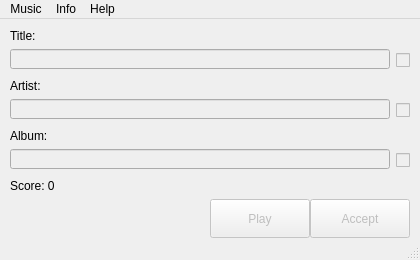
Qt form res/musec.ui (Mystler/Musec) before a commit.
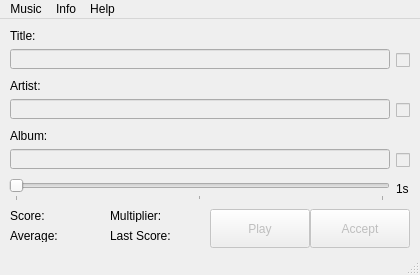
The same form after that commit. Icons and pictures are not drawn.

Commit message: Add difficulty level and multipliers

Diff of the .ui file:
```diff
--- a/res/musec.ui
+++ b/res/musec.ui
@@ -7,7 +7,7 @@
     <x>0</x>
     <y>0</y>
     <width>420</width>
-    <height>260</height>
+    <height>275</height>
    </rect>
   </property>
   <property name="sizePolicy">
@@ -22,12 +22,6 @@
     <height>260</height>
    </size>
   </property>
-  <property name="maximumSize">
-   <size>
-    <width>420</width>
-    <height>260</height>
-   </size>
-  </property>
   <property name="focusPolicy">
    <enum>Qt::NoFocus</enum>
   </property>
@@ -49,7 +43,7 @@
     <property name="geometry">
      <rect>
       <x>210</x>
-      <y>180</y>
+      <y>190</y>
       <width>100</width>
       <height>39</height>
      </rect>
@@ -90,25 +84,6 @@
      <string>Album:</string>
     </property>
    </widget>
-   <widget class="QLabel" name="lblInfo">
-    <property name="enabled">
-     <bool>true</bool>
-    </property>
-    <property name="geometry">
-     <rect>
-      <x>110</x>
-      <y>160</y>
-      <width>300</width>
-      <height>16</height>
-     </rect>
-    </property>
-    <property name="text">
-     <string/>
-    </property>
-    <property name="alignment">
-     <set>Qt::AlignRight|Qt::AlignTrailing|Qt::AlignVCenter</set>
-    </property>
-   </widget>
    <widget class="QCheckBox" name="chkAlbum">
     <property name="enabled">
      <bool>false</bool>
@@ -161,7 +136,7 @@
     <property name="geometry">
      <rect>
       <x>310</x>
-      <y>180</y>
+      <y>190</y>
       <width>100</width>
       <height>39</height>
      </rect>
@@ -219,13 +194,13 @@
     <property name="geometry">
      <rect>
       <x>10</x>
-      <y>160</y>
+      <y>190</y>
       <width>90</width>
       <height>13</height>
      </rect>
     </property>
     <property name="text">
-     <string>Score: 0</string>
+     <string>Score: </string>
     </property>
    </widget>
    <widget class="QLineEdit" name="edArtist">
@@ -241,6 +216,86 @@
      </rect>
     </property>
    </widget>
+   <widget class="QLabel" name="lblAverage">
+    <property name="geometry">
+     <rect>
+      <x>10</x>
+      <y>210</y>
+      <width>90</width>
+      <height>13</height>
+     </rect>
+    </property>
+    <property name="text">
+     <string>Average: </string>
+    </property>
+   </widget>
+   <widget class="QSlider" name="slDifficulty">
+    <property name="geometry">
+     <rect>
+      <x>9</x>
+      <y>160</y>
+      <width>381</width>
+      <height>22</height>
+     </rect>
+    </property>
+    <property name="minimum">
+     <number>1</number>
+    </property>
+    <property name="maximum">
+     <number>3</number>
+    </property>
+    <property name="pageStep">
+     <number>1</number>
+    </property>
+    <property name="orientation">
+     <enum>Qt::Horizontal</enum>
+    </property>
+    <property name="tickPosition">
+     <enum>QSlider::TicksBelow</enum>
+    </property>
+    <property name="tickInterval">
+     <number>1</number>
+    </property>
+   </widget>
+   <widget class="QLabel" name="lblDifficulty">
+    <property name="geometry">
+     <rect>
+      <x>396</x>
+      <y>163</y>
+      <width>14</width>
+      <height>13</height>
+     </rect>
+    </property>
+    <property name="text">
+     <string>1s</string>
+    </property>
+   </widget>
+   <widget class="QLabel" name="lblMultiplier">
+    <property name="geometry">
+     <rect>
+      <x>110</x>
+      <y>190</y>
+      <width>90</width>
+      <height>13</height>
+     </rect>
+    </property>
+    <property name="text">
+     <string>Multiplier: </string>
+    </property>
+   </widget>
+   <widget class="QLabel" name="lblLast">
+    <property name="geometry">
+     <rect>
+      <x>110</x>
+      <y>210</y>
+      <width>90</width>
+      <height>13</height>
+     </rect>
+    </property>
+    <property name="text">
+     <string>Last Score:</string>
+    </property>
+   </widget>
   </widget>
   <widget class="QMenuBar" name="menubar">
    <property name="geometry">
```
Left out of the diff: 62 changed lines with no effect on the pictures. The commit also changes 2 other files.
